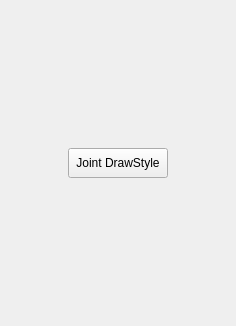
rendermotion/RMPY, file Python/Resources/RMRigDisplay.ui: the form before one commit.
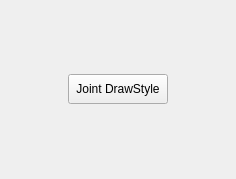
The form after the commit.

Patch:
```diff
--- a/Python/Resources/RMRigDisplay.ui
+++ b/Python/Resources/RMRigDisplay.ui
@@ -7,7 +7,7 @@
     <x>0</x>
     <y>0</y>
     <width>236</width>
-    <height>326</height>
+    <height>179</height>
    </rect>
   </property>
   <property name="windowTitle">
```
